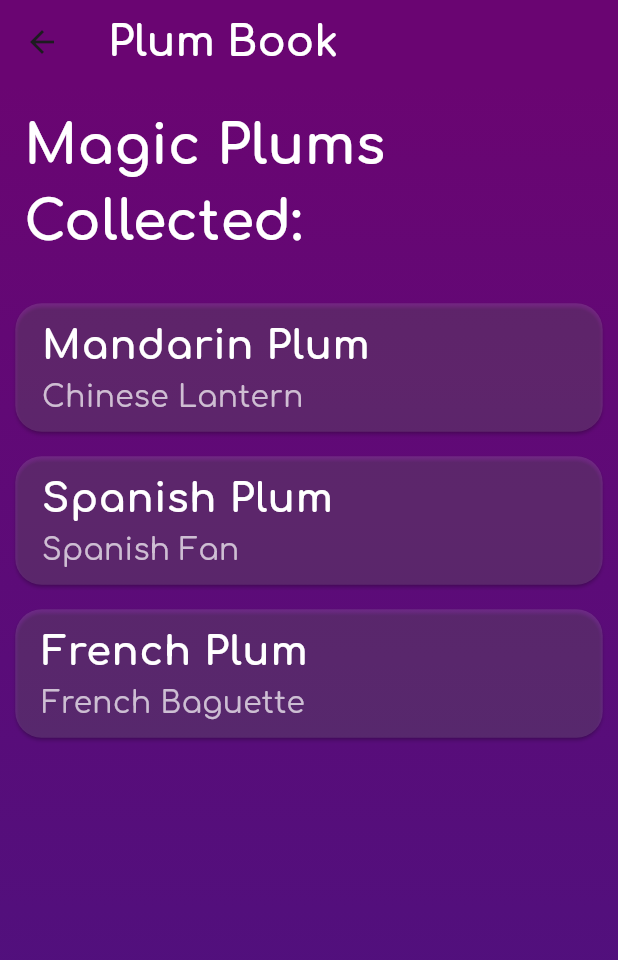
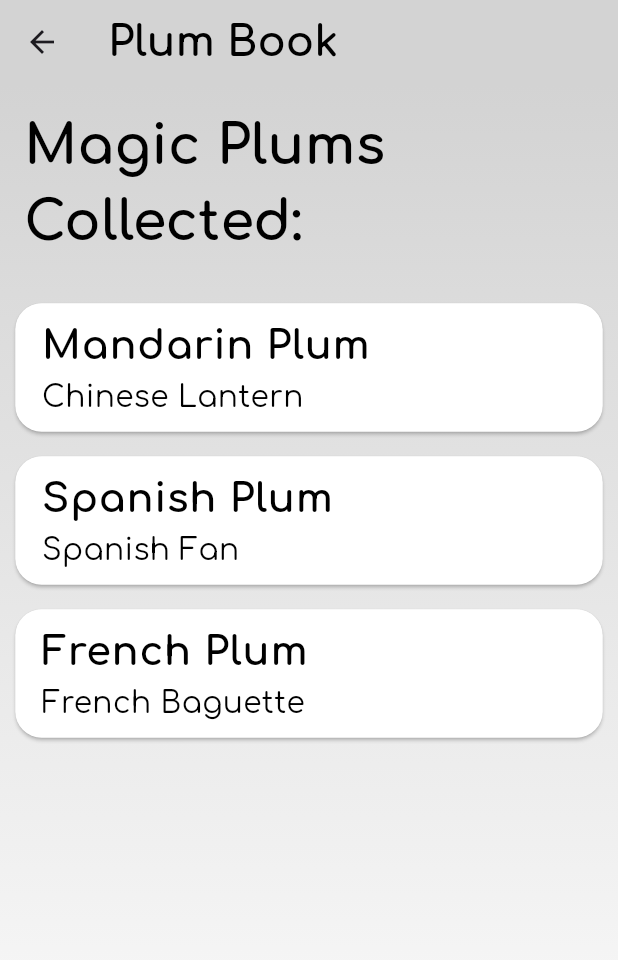
Before and after one commit to yashrajjain726/plumb_app, a Flutter app: the screen it shows after launch, after a tap on "你好 (nǐ hǎo)", after a tap on "Hola", after a tap on "Bonjour", on a phone screen of 412 x 824 dp. Shown: the top 960 px of the screen. Run offline on Flutter 3.47's test engine with Material 3 defaults, Android fonts, the phone set to English and light mode, and no system bars; our stand-ins replace google_fonts.

Commit message:
updated fonts

```diff
--- a/lib/features/greetings/presentation/pages/greeting_page.dart
+++ b/lib/features/greetings/presentation/pages/greeting_page.dart
@@ -85,7 +85,10 @@ class _GreetingsPageState extends State<GreetingsPage>
           Container(
             decoration: const BoxDecoration(
               gradient: LinearGradient(
-                colors: [Color(0xFF6A0572), Color(0xFF4A1380)],
+                colors: [
+                  Color.fromARGB(255, 211, 211, 211),
+                  Color.fromARGB(255, 255, 255, 255)
+                ],
                 begin: Alignment.topCenter,
                 end: Alignment.bottomCenter,
               ),
@@ -104,7 +107,7 @@ class _GreetingsPageState extends State<GreetingsPage>
                     style: GoogleFonts.comfortaa(
                       textStyle: const TextStyle(
                         fontSize: 32,
-                        color: Colors.white,
+                        color: Colors.black,
                         fontWeight: FontWeight.bold,
                       ),
                     ),
@@ -116,7 +119,7 @@ class _GreetingsPageState extends State<GreetingsPage>
                     style: GoogleFonts.comfortaa(
                       textStyle: const TextStyle(
                         fontSize: 22,
-                        color: Colors.white70,
+                        color: Colors.black,
                       ),
                     ),
                     textAlign: TextAlign.center,
@@ -131,7 +134,7 @@ class _GreetingsPageState extends State<GreetingsPage>
                     style: GoogleFonts.comfortaa(
                       textStyle: const TextStyle(
                         fontSize: 22,
-                        color: Colors.white70,
+                        color: Colors.black,
                       ),
                     ),
                     textAlign: TextAlign.center,
@@ -162,12 +165,12 @@ class _GreetingsPageState extends State<GreetingsPage>
           }
         },
         style: ElevatedButton.styleFrom(
-          backgroundColor: Colors.white.withOpacity(0.1),
-          foregroundColor: Colors.white,
+          backgroundColor: Colors.black.withOpacity(0.1),
+          foregroundColor: Colors.black,
           padding: const EdgeInsets.symmetric(vertical: 14, horizontal: 30),
           shape:
               RoundedRectangleBorder(borderRadius: BorderRadius.circular(30)),
-          side: BorderSide(color: Colors.white.withOpacity(0.6)),
+          side: BorderSide(color: Colors.black.withOpacity(0.6)),
         ),
         child: Text(
           text,
@@ -175,7 +178,7 @@ class _GreetingsPageState extends State<GreetingsPage>
             textStyle: const TextStyle(
               fontSize: 18,
               fontWeight: FontWeight.bold,
-              color: Colors.white,
+              color: Colors.black,
             ),
           ),
         ),
--- a/lib/features/plums/presentation/plumb_book_page.dart
+++ b/lib/features/plums/presentation/plumb_book_page.dart
@@ -17,16 +17,19 @@ class PlumBookPage extends StatelessWidget {
             textStyle: const TextStyle(
               fontSize: 28,
               fontWeight: FontWeight.bold,
-              color: Colors.white,
+              color: Colors.black,
             ),
           ),
         ),
-        backgroundColor: const Color(0xFF6A0572),
+        backgroundColor: const Color.fromARGB(255, 211, 211, 211),
       ),
       body: Container(
         decoration: const BoxDecoration(
           gradient: LinearGradient(
-            colors: [Color(0xFF6A0572), Color(0xFF4A1380)],
+            colors: [
+              Color.fromARGB(255, 211, 211, 211),
+              Color.fromARGB(255, 255, 255, 255)
+            ],
             begin: Alignment.topCenter,
             end: Alignment.bottomCenter,
           ),
@@ -42,7 +45,7 @@ class PlumBookPage extends StatelessWidget {
                   textStyle: const TextStyle(
                     fontSize: 36,
                     fontWeight: FontWeight.bold,
-                    color: Colors.white,
+                    color: Colors.black,
                   ),
                 ),
               ),
@@ -57,7 +60,7 @@ class PlumBookPage extends StatelessWidget {
                       child: ScaleTransition(
                         scale: const AlwaysStoppedAnimation(1.1),
                         child: Card(
-                          color: Colors.white12,
+                          color: Colors.white,
                           shape: RoundedRectangleBorder(
                             borderRadius: BorderRadius.circular(16),
                           ),
@@ -68,7 +71,7 @@ class PlumBookPage extends StatelessWidget {
                                 textStyle: const TextStyle(
                                   fontSize: 24,
                                   fontWeight: FontWeight.bold,
-                                  color: Colors.white,
+                                  color: Colors.black,
                                 ),
                               ),
                             ),
@@ -77,7 +80,7 @@ class PlumBookPage extends StatelessWidget {
                               style: GoogleFonts.comfortaa(
                                 textStyle: const TextStyle(
                                   fontSize: 18,
-                                  color: Colors.white70,
+                                  color: Colors.black,
                                 ),
                               ),
                             ),
--- a/lib/main.dart
+++ b/lib/main.dart
@@ -12,11 +12,11 @@ class MyApp extends StatelessWidget {
   @override
   Widget build(BuildContext context) {
     return MaterialApp(
+      debugShowCheckedModeBanner: false,
       title: 'The Magic Plum Tree',
       theme: ThemeData(
-        primarySwatch: Colors.purple,
         textTheme: GoogleFonts.comfortaaTextTheme(
-          Theme.of(context).textTheme.apply(bodyColor: Colors.white),
+          Theme.of(context).textTheme.apply(bodyColor: Colors.black),
         ),
       ),
       home: GreetingsPage(),
```
